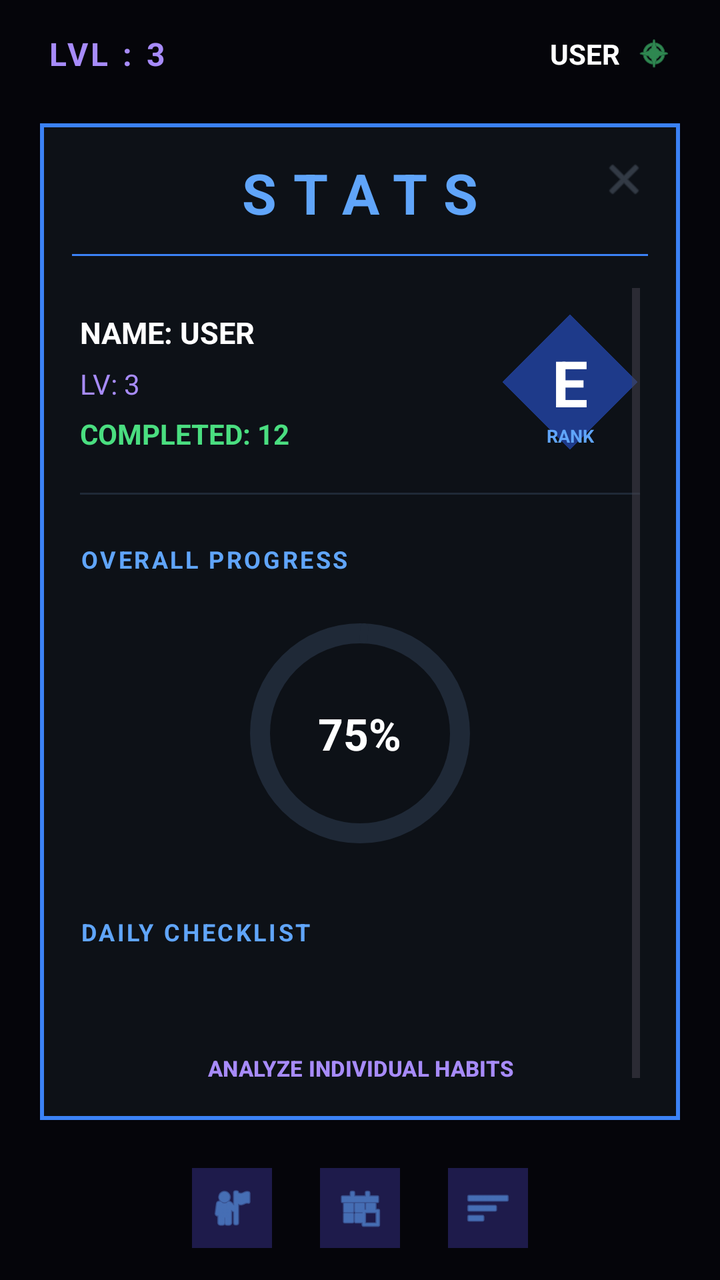
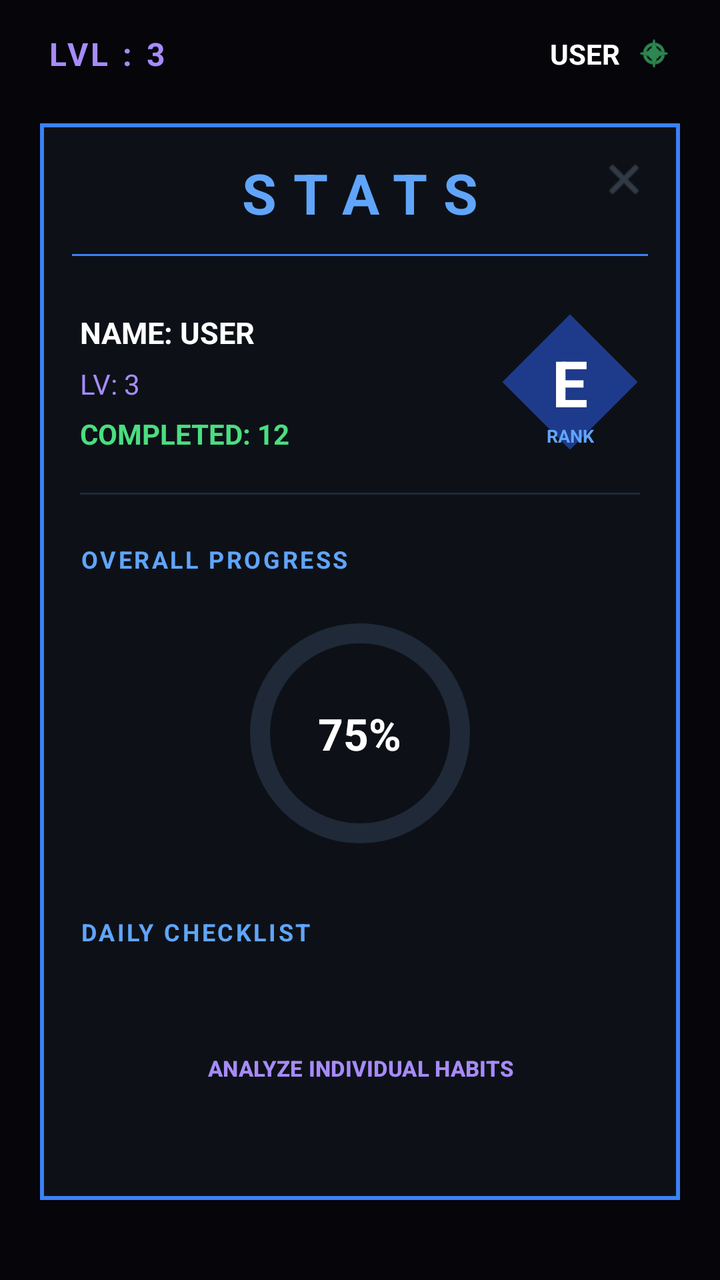

The first picture is an Android layout as it rendered before a commit; the second is the same layout after the commit. The layout source and the unified diff follow.
<!-- AndroidManifest.xml: application theme Theme.HabitFLOWS -->
<!-- res/layout/activity_statistics.xml -->
<?xml version="1.0" encoding="utf-8"?>
<androidx.constraintlayout.widget.ConstraintLayout xmlns:android="http://schemas.android.com/apk/res/android"
    xmlns:app="http://schemas.android.com/apk/res-auto"
    xmlns:tools="http://schemas.android.com/tools"
    android:id="@+id/main"
    android:layout_width="match_parent"
    android:layout_height="match_parent"
    android:background="#05050A"
    tools:context=".Statistics">

    
    <androidx.constraintlayout.widget.ConstraintLayout
        android:id="@+id/topBar"
        android:layout_width="match_parent"
        android:layout_height="wrap_content"
        android:paddingHorizontal="24dp"
        android:paddingVertical="16dp"
        app:layout_constraintTop_toTopOf="parent">

        <TextView
            android:id="@+id/tvLevelDisplay"
            android:layout_width="wrap_content"
            android:layout_height="wrap_content"
            android:letterSpacing="0.1"
            android:text="LVL : 3"
            android:textColor="#A78BFA"
            android:textSize="16sp"
            android:textStyle="bold"
            app:layout_constraintStart_toStartOf="parent"
            app:layout_constraintTop_toTopOf="parent" />

        <LinearLayout
            android:layout_width="wrap_content"
            android:layout_height="wrap_content"
            android:gravity="center_vertical"
            android:orientation="horizontal"
            app:layout_constraintBottom_toBottomOf="@id/tvLevelDisplay"
            app:layout_constraintEnd_toEndOf="parent"
            app:layout_constraintTop_toTopOf="@id/tvLevelDisplay">

            <TextView
                android:id="@+id/tvUserHeaderName"
                android:layout_width="wrap_content"
                android:layout_height="wrap_content"
                android:layout_marginEnd="8dp"
                android:text="USER"
                android:textColor="#FFFFFF"
                android:textSize="14sp"
                android:textStyle="bold" />

            <ImageView
                android:id="@+id/ivFlameIcon"
                android:layout_width="18dp"
                android:layout_height="18dp"
                android:src="@android:drawable/ic_menu_compass"
                app:tint="#4ADE80" />
        </LinearLayout>
    </androidx.constraintlayout.widget.ConstraintLayout>

    
    <com.google.android.material.card.MaterialCardView
        android:id="@+id/statusWindow"
        android:layout_width="0dp"
        android:layout_height="0dp"
        android:layout_marginHorizontal="20dp"
        android:layout_marginTop="8dp"
        android:layout_marginBottom="24dp"
        app:cardBackgroundColor="#0D1117"
        app:cardCornerRadius="0dp"
        app:cardElevation="0dp"
        app:layout_constraintBottom_toTopOf="@+id/bottomIcons"
        app:layout_constraintEnd_toEndOf="parent"
        app:layout_constraintStart_toStartOf="parent"
        app:layout_constraintTop_toBottomOf="@id/topBar"
        app:strokeColor="#3B82F6"
        app:strokeWidth="2dp">

        <androidx.constraintlayout.widget.ConstraintLayout
            android:layout_width="match_parent"
            android:layout_height="match_parent">

            
            <androidx.constraintlayout.widget.ConstraintLayout
                android:id="@+id/windowHeader"
                android:layout_width="match_parent"
                android:layout_height="wrap_content"
                android:padding="16dp"
                app:layout_constraintTop_toTopOf="parent">

                <ImageView
                    android:id="@+id/btnBackStats"
                    android:layout_width="24dp"
                    android:layout_height="24dp"
                    android:src="@android:drawable/ic_menu_close_clear_cancel"
                    app:layout_constraintEnd_toEndOf="parent"
                    app:layout_constraintTop_toTopOf="parent"
                    app:tint="#4B5563" />

                <TextView
                    android:id="@+id/tvStatusTitle"
                    android:layout_width="wrap_content"
                    android:layout_height="wrap_content"
                    android:letterSpacing="0.3"
                    android:text="STATS"
                    android:textColor="#60A5FA"
                    android:textSize="28sp"
                    android:textStyle="bold"
                    app:layout_constraintEnd_toEndOf="parent"
                    app:layout_constraintStart_toStartOf="parent"
                    app:layout_constraintTop_toTopOf="parent" />

                <View
                    android:layout_width="match_parent"
                    android:layout_height="1dp"
                    android:layout_marginTop="12dp"
                    android:background="#3B82F6"
                    app:layout_constraintTop_toBottomOf="@id/tvStatusTitle" />
            </androidx.constraintlayout.widget.ConstraintLayout>

            
            <ScrollView
                android:id="@+id/scrollViewStats"
                android:layout_width="match_parent"
                android:layout_height="0dp"
                android:clipToPadding="false"
                android:paddingHorizontal="20dp"
                app:layout_constraintBottom_toBottomOf="parent"
                app:layout_constraintTop_toBottomOf="@id/windowHeader">

                <LinearLayout
                    android:layout_width="match_parent"
                    android:layout_height="wrap_content"
                    android:orientation="vertical"
                    android:paddingBottom="24dp">

                    
                    <androidx.constraintlayout.widget.ConstraintLayout
                        android:layout_width="match_parent"
                        android:layout_height="wrap_content"
                        android:layout_marginTop="12dp">

                        <LinearLayout
                            android:id="@+id/llProfileText"
                            android:layout_width="0dp"
                            android:layout_height="wrap_content"
                            android:orientation="vertical"
                            app:layout_constraintBottom_toBottomOf="parent"
                            app:layout_constraintEnd_toStartOf="@+id/rankBadge"
                            app:layout_constraintStart_toStartOf="parent"
                            app:layout_constraintTop_toTopOf="parent">

                            <TextView
                                android:id="@+id/tvRpgName"
                                android:layout_width="wrap_content"
                                android:layout_height="wrap_content"
                                android:text="NAME: USER"
                                android:textColor="#FFFFFF"
                                android:textSize="15sp"
                                android:textStyle="bold" />

                            <TextView
                                android:id="@+id/tvRpgLv"
                                android:layout_width="wrap_content"
                                android:layout_height="wrap_content"
                                android:layout_marginTop="6dp"
                                android:text="LV: 3"
                                android:textColor="#A78BFA"
                                android:textSize="14sp" />

                            <TextView
                                android:id="@+id/tvCompletedHabitsCount"
                                android:layout_width="wrap_content"
                                android:layout_height="wrap_content"
                                android:layout_marginTop="6dp"
                                android:text="COMPLETED: 12"
                                android:textColor="#4ADE80"
                                android:textSize="14sp"
                                android:textStyle="bold" />
                        </LinearLayout>

                        <androidx.constraintlayout.widget.ConstraintLayout
                            android:id="@+id/rankBadge"
                            android:layout_width="70dp"
                            android:layout_height="70dp"
                            app:layout_constraintEnd_toEndOf="parent"
                            app:layout_constraintTop_toTopOf="parent">

                            <View
                                android:layout_width="48dp"
                                android:layout_height="48dp"
                                android:background="#1E3A8A"
                                android:rotation="45"
                                app:layout_constraintBottom_toBottomOf="parent"
                                app:layout_constraintEnd_toEndOf="parent"
                                app:layout_constraintStart_toStartOf="parent"
                                app:layout_constraintTop_toTopOf="parent" />

                            <TextView
                                android:id="@+id/tvRankLetter"
                                android:layout_width="wrap_content"
                                android:layout_height="wrap_content"
                                android:text="E"
                                android:textColor="#FFFFFF"
                                android:textSize="32sp"
                                android:textStyle="bold"
                                app:layout_constraintBottom_toBottomOf="parent"
                                app:layout_constraintEnd_toEndOf="parent"
                                app:layout_constraintStart_toStartOf="parent"
                                app:layout_constraintTop_toTopOf="parent" />

                            <TextView
                                android:layout_width="wrap_content"
                                android:layout_height="wrap_content"
                                android:layout_marginBottom="2dp"
                                android:text="RANK"
                                android:textColor="#60A5FA"
                                android:textSize="9sp"
                                android:textStyle="bold"
                                app:layout_constraintBottom_toBottomOf="parent"
                                app:layout_constraintEnd_toEndOf="parent"
                                app:layout_constraintStart_toStartOf="parent" />
                        </androidx.constraintlayout.widget.ConstraintLayout>
                    </androidx.constraintlayout.widget.ConstraintLayout>

                    <View
                        android:layout_width="match_parent"
                        android:layout_height="1dp"
                        android:layout_marginTop="20dp"
                        android:background="#1F2937" />

                    
                    <TextView
                        android:layout_width="wrap_content"
                        android:layout_height="wrap_content"
                        android:layout_marginTop="24dp"
                        android:letterSpacing="0.1"
                        android:text="OVERALL PROGRESS"
                        android:textColor="#60A5FA"
                        android:textSize="12sp"
                        android:textStyle="bold" />

                    <FrameLayout
                        android:layout_width="match_parent"
                        android:layout_height="wrap_content"
                        android:layout_marginTop="20dp">

                        <com.google.android.material.progressindicator.CircularProgressIndicator
                            android:id="@+id/cpOverall"
                            android:layout_width="wrap_content"
                            android:layout_height="wrap_content"
                            android:layout_gravity="center"
                            android:progress="75"
                            app:indicatorColor="#3B82F6"
                            app:indicatorSize="110dp"
                            app:trackColor="#1F2937"
                            app:trackThickness="10dp" />

                        <TextView
                            android:id="@+id/tvOverallPercent"
                            android:layout_width="wrap_content"
                            android:layout_height="wrap_content"
                            android:layout_gravity="center"
                            android:text="75%"
                            android:textColor="#FFFFFF"
                            android:textSize="22sp"
                            android:textStyle="bold" />
                    </FrameLayout>

                    
                    <TextView
                        android:layout_width="wrap_content"
                        android:layout_height="wrap_content"
                        android:layout_marginTop="32dp"
                        android:letterSpacing="0.1"
                        android:text="DAILY CHECKLIST"
                        android:textColor="#60A5FA"
                        android:textSize="12sp"
                        android:textStyle="bold" />

                    <LinearLayout
                        android:id="@+id/llHabitChecklist"
                        android:layout_width="match_parent"
                        android:layout_height="wrap_content"
                        android:layout_marginTop="12dp"
                        android:orientation="vertical" />

                    
                    <com.google.android.material.button.MaterialButton
                        android:id="@+id/btnSelectHabit"
                        style="@style/Widget.Material3.Button.TextButton"
                        android:layout_width="match_parent"
                        android:layout_height="wrap_content"
                        android:layout_marginTop="24dp"
                        android:text="ANALYZE INDIVIDUAL HABITS"
                        android:textColor="#A78BFA"
                        android:textSize="11sp"
                        android:textStyle="bold" />

                    <com.google.android.material.card.MaterialCardView
                        android:id="@+id/cvHabitDetail"
                        android:layout_width="match_parent"
                        android:layout_height="wrap_content"
                        android:layout_marginTop="12dp"
                        android:layout_marginBottom="16dp"
                        android:visibility="gone"
                        app:cardBackgroundColor="#111827"
                        app:cardCornerRadius="4dp"
                        app:strokeColor="#1F2937"
                        app:strokeWidth="1dp">

                        <LinearLayout
                            android:layout_width="match_parent"
                            android:layout_height="wrap_content"
                            android:orientation="vertical"
                            android:padding="16dp">

                            <TextView
                                android:id="@+id/tvDetailName"
                                android:layout_width="wrap_content"
                                android:layout_height="wrap_content"
                                android:textColor="#FFFFFF"
                                android:textSize="18sp"
                                android:textStyle="bold" />

                            <com.google.android.material.progressindicator.LinearProgressIndicator
                                android:id="@+id/detailProgressBar"
                                android:layout_width="match_parent"
                                android:layout_height="wrap_content"
                                android:layout_marginTop="16dp"
                                app:indicatorColor="#A78BFA"
                                app:trackColor="#1F2937"
                                app:trackThickness="8dp" />

                            <TextView
                                android:id="@+id/tvDetailPercentage"
                                android:layout_width="wrap_content"
                                android:layout_height="wrap_content"
                                android:layout_marginTop="8dp"
                                android:textColor="#A78BFA"
                                android:textSize="13sp" />

                            <GridLayout
                                android:layout_width="match_parent"
                                android:layout_height="wrap_content"
                                android:layout_marginTop="20dp"
                                android:columnCount="2">

                                <LinearLayout
                                    android:layout_width="0dp"
                                    android:layout_columnWeight="1"
                                    android:orientation="vertical">
                                    <TextView
                                        android:layout_width="wrap_content"
                                        android:layout_height="wrap_content"
                                        android:text="START DATE"
                                        android:textColor="#9CA3AF"
                                        android:textSize="10sp"
                                        android:textStyle="bold" />
                                    <TextView
                                        android:id="@+id/tvDetailStart"
                                        android:layout_width="wrap_content"
                                        android:layout_height="wrap_content"
                                        android:layout_marginTop="2dp"
                                        android:textColor="#FFFFFF"
                                        android:textSize="14sp" />
                                </LinearLayout>

                                <LinearLayout
                                    android:layout_width="0dp"
                                    android:layout_columnWeight="1"
                                    android:orientation="vertical">
                                    <TextView
                                        android:layout_width="wrap_content"
                                        android:layout_height="wrap_content"
                                        android:text="TARGET END"
                                        android:textColor="#9CA3AF"
                                        android:textSize="10sp"
                                        android:textStyle="bold" />
                                    <TextView
                                        android:id="@+id/tvDetailEnd"
                                        android:layout_width="wrap_content"
                                        android:layout_height="wrap_content"
                                        android:layout_marginTop="2dp"
                                        android:textColor="#FFFFFF"
                                        android:textSize="14sp" />
                                </LinearLayout>
                            </GridLayout>

                            <com.google.android.material.button.MaterialButton
                                android:id="@+id/btnResetHabit"
                                style="@style/Widget.Material3.Button.TextButton"
                                android:layout_width="wrap_content"
                                android:layout_height="wrap_content"
                                android:layout_gravity="end"
                                android:layout_marginTop="12dp"
                                android:text="RESET HABIT"
                                android:textColor="#EF4444"
                                android:textSize="11sp" />
                        </LinearLayout>
                    </com.google.android.material.card.MaterialCardView>
                </LinearLayout>
            </ScrollView>
        </androidx.constraintlayout.widget.ConstraintLayout>
    </com.google.android.material.card.MaterialCardView>

    
    <LinearLayout
        android:id="@+id/bottomIcons"
        android:layout_width="match_parent"
        android:layout_height="wrap_content"
        android:gravity="center"
        android:orientation="horizontal"
        android:paddingBottom="16dp"
        app:layout_constraintBottom_toBottomOf="parent">

        <ImageView
            android:layout_width="40dp"
            android:layout_height="40dp"
            android:layout_marginHorizontal="12dp"
            android:background="#1E1B4B"
            android:padding="8dp"
            android:src="@android:drawable/ic_menu_myplaces"
            app:tint="#60A5FA" />

        <ImageView
            android:layout_width="40dp"
            android:layout_height="40dp"
            android:layout_marginHorizontal="12dp"
            android:background="#1E1B4B"
            android:padding="8dp"
            android:src="@android:drawable/ic_menu_today"
            app:tint="#60A5FA" />

        <ImageView
            android:layout_width="40dp"
            android:layout_height="40dp"
            android:layout_marginHorizontal="12dp"
            android:background="#1E1B4B"
            android:padding="8dp"
            android:src="@android:drawable/ic_menu_sort_by_size"
            app:tint="#60A5FA" />
    </LinearLayout>

</androidx.constraintlayout.widget.ConstraintLayout>
<!-- resources referenced by this layout -->
<resources>
  <style name="Theme.HabitFLOWS" parent="Base.Theme.HabitFLOWS" />
  <style name="Base.Theme.HabitFLOWS" parent="Theme.Material3.DayNight.NoActionBar">
          
          
      </style>
</resources>

<!-- the commit's change to res/layout/activity_statistics.xml (unified diff, before → after) -->
@@ -411,34 +411,6 @@
         android:gravity="center"
         android:orientation="horizontal"
         android:paddingBottom="16dp"
-        app:layout_constraintBottom_toBottomOf="parent">
-
-        <ImageView
-            android:layout_width="40dp"
-            android:layout_height="40dp"
-            android:layout_marginHorizontal="12dp"
-            android:background="#1E1B4B"
-            android:padding="8dp"
-            android:src="@android:drawable/ic_menu_myplaces"
-            app:tint="#60A5FA" />
-
-        <ImageView
-            android:layout_width="40dp"
-            android:layout_height="40dp"
-            android:layout_marginHorizontal="12dp"
-            android:background="#1E1B4B"
-            android:padding="8dp"
-            android:src="@android:drawable/ic_menu_today"
-            app:tint="#60A5FA" />
-
-        <ImageView
-            android:layout_width="40dp"
-            android:layout_height="40dp"
-            android:layout_marginHorizontal="12dp"
-            android:background="#1E1B4B"
-            android:padding="8dp"
-            android:src="@android:drawable/ic_menu_sort_by_size"
-            app:tint="#60A5FA" />
-    </LinearLayout>
+        app:layout_constraintBottom_toBottomOf="parent"/>
 
 </androidx.constraintlayout.widget.ConstraintLayout>
